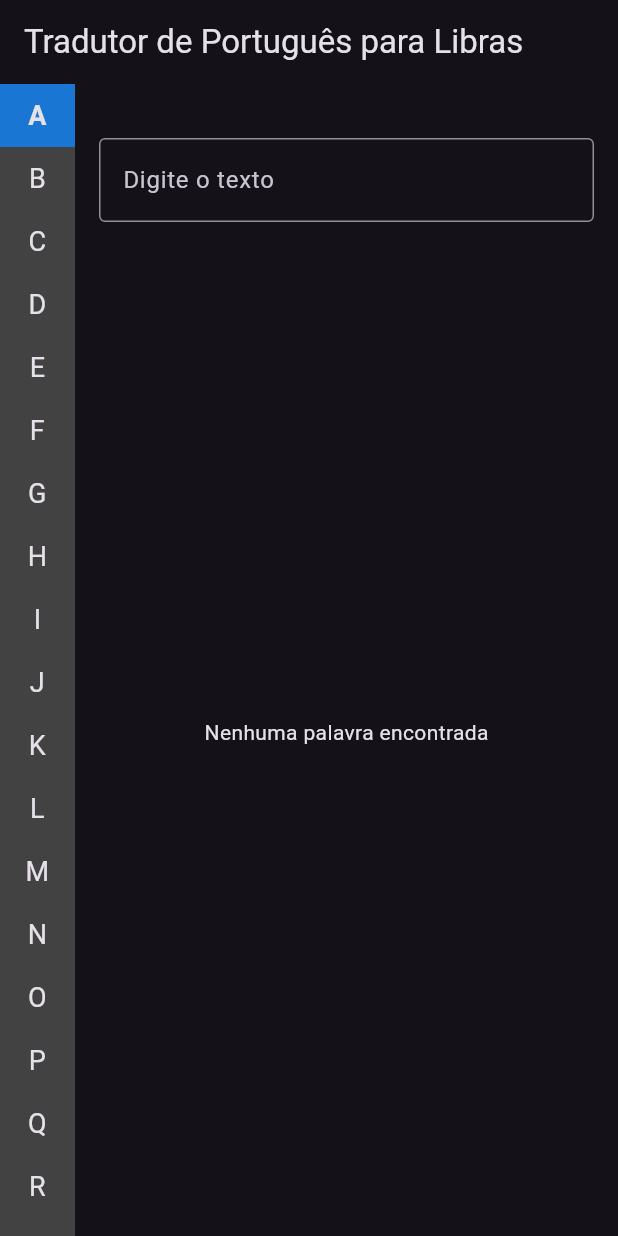
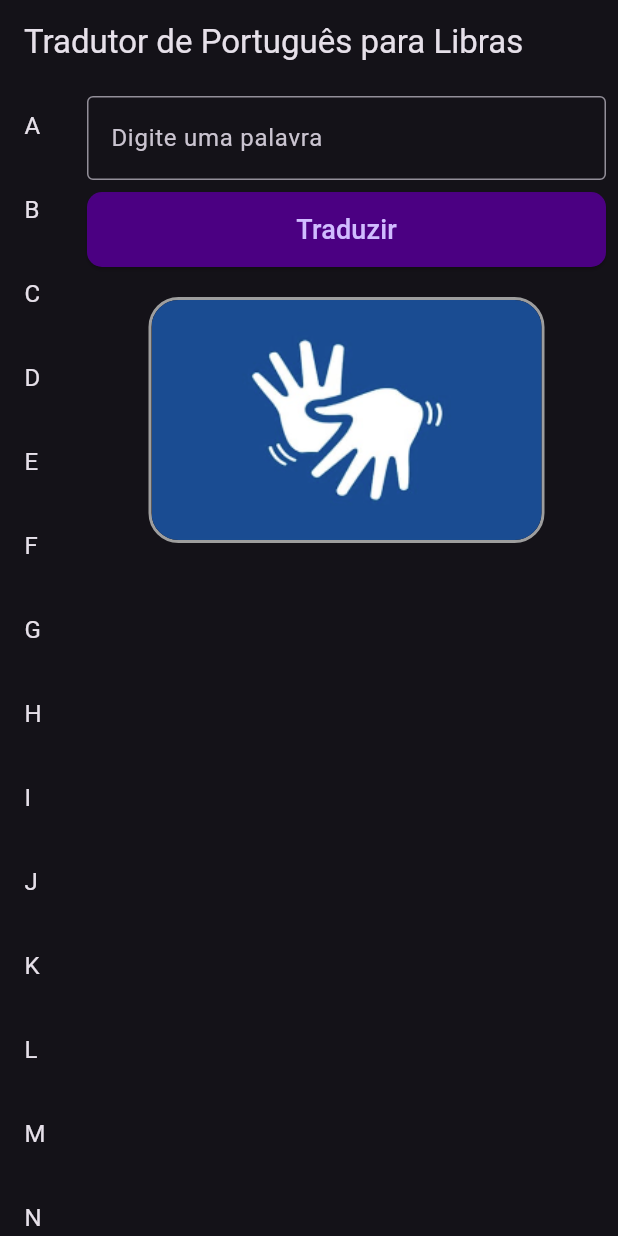
Before and after one commit to JoaoMorais06/tcc_final, a Flutter app: the screen it shows after launch, on a phone screen of 412 x 824 dp. Run offline on Flutter 3.47's test engine with Material 3 defaults, Android fonts, the phone set to English and light mode, and no system bars; our stand-ins replace video_player.

Commit message:
Mudança de telas para o aplicativo final

```diff
--- a/lib/main.dart
+++ b/lib/main.dart
@@ -64,10 +64,11 @@ class TradutorScreen extends StatefulWidget {
 
 class _TradutorScreenState extends State<TradutorScreen> {
   TextEditingController _textController = TextEditingController();
-  String _selectedLetter = 'A';
   List<Palavra> _todasPalavras = [];
   List<Palavra> _palavrasFiltradas = [];
   Map<int, String> _maoImages = {};
+  String? _selectedLetter;
+  Palavra? _palavraSelecionada;
 
   @override
   void initState() {
@@ -104,25 +105,22 @@ class _TradutorScreenState extends State<TradutorScreen> {
       List<dynamic> palavrasData = json.decode(jsonString);
       _todasPalavras =
           palavrasData.map((json) => Palavra.fromJson(json)).toList();
-      _filtrarPalavras(_selectedLetter);
     } catch (e) {
       print('Erro ao carregar palavras: $e');
     }
   }
 
-  void _filtrarPalavras(String filtro) {
+  void _filtrarPalavras(String letra) {
     setState(() {
-      if (filtro.length == 1) {
-        _selectedLetter = filtro.toUpperCase();
-        _palavrasFiltradas = _todasPalavras
-            .where((palavra) => palavra.letra == _selectedLetter)
-            .toList();
+      if (_selectedLetter == letra) {
+        _selectedLetter = null;
+        _palavrasFiltradas = [];
       } else {
-        _palavrasFiltradas = _todasPalavras
-            .where((palavra) =>
-                palavra.palavra.toLowerCase().contains(filtro.toLowerCase()))
-            .toList();
+        _selectedLetter = letra;
+        _palavrasFiltradas =
+            _todasPalavras.where((palavra) => palavra.letra == letra).toList();
       }
+      _palavraSelecionada = null;
     });
   }
 
@@ -138,97 +136,40 @@ class _TradutorScreenState extends State<TradutorScreen> {
     return 'https://www.ines.gov.br/dicionario-de-libras/public/media/palavras/videos/$videoParam';
   }
 
-  Future<void> _preloadImage(String imageUrl) async {
-    try {
-      await precacheImage(NetworkImage(imageUrl), context);
-    } catch (e) {
-      print('Erro ao pré-carregar imagem: $e');
+  void _buscarPalavra() {
+    String texto = _textController.text.trim();
+    if (texto.isEmpty) {
+      _mostrarMensagem('Por favor, digite uma palavra.');
+      return;
+    }
+
+    Palavra? palavraEncontrada = _todasPalavras.firstWhere(
+      (palavra) => palavra.palavra.toLowerCase() == texto.toLowerCase(),
+      orElse: () => Palavra(
+        ident: -1,
+        id: -1,
+        letra: '',
+        palavra: '',
+        descricao: '',
+        libras: '',
+        exemplo: '',
+        video: '',
+        mao: -1,
+      ),
+    );
+
+    if (palavraEncontrada.ident != -1) {
+      setState(() {
+        _palavraSelecionada = palavraEncontrada;
+      });
+    } else {
+      _mostrarMensagem('Palavra não encontrada no dicionário.');
     }
   }
 
-  void _mostrarDetalhesPalavra(Palavra palavra) async {
-    String imageUrl = _getImageUrl(palavra.mao);
-    String videoUrl = _getVideoUrl(palavra.video);
-
-    await _preloadImage(imageUrl);
-
-    showDialog(
-      context: context,
-      builder: (BuildContext context) {
-        return Dialog(
-          child: Container(
-            width: double.minPositive,
-            child: SingleChildScrollView(
-              child: Column(
-                mainAxisSize: MainAxisSize.min,
-                crossAxisAlignment: CrossAxisAlignment.start,
-                children: [
-                  Padding(
-                    padding: const EdgeInsets.all(16.0),
-                    child: Text(
-                      palavra.palavra,
-                      style:
-                          TextStyle(fontSize: 24, fontWeight: FontWeight.bold),
-                    ),
-                  ),
-                  Container(
-                    height: 200,
-                    child: Center(
-                      child: Image.network(
-                        imageUrl,
-                        loadingBuilder: (BuildContext context, Widget child,
-                            ImageChunkEvent? loadingProgress) {
-                          if (loadingProgress == null) return child;
-                          return Center(
-                            child: CircularProgressIndicator(
-                              value: loadingProgress.expectedTotalBytes != null
-                                  ? loadingProgress.cumulativeBytesLoaded /
-                                      loadingProgress.expectedTotalBytes!
-                                  : null,
-                            ),
-                          );
-                        },
-                        errorBuilder: (context, error, stackTrace) {
-                          print('Erro ao carregar imagem: $error');
-                          print('URL da imagem: $imageUrl');
-                          print('Stack trace: $stackTrace');
-                          return Column(
-                            mainAxisSize: MainAxisSize.min,
-                            children: [
-                              Icon(Icons.error, color: Colors.red),
-                              Text('Não foi possível carregar a imagem',
-                                  style: TextStyle(color: Colors.red)),
-                              Text('Erro: $error',
-                                  style: TextStyle(
-                                      color: Colors.red, fontSize: 10)),
-                            ],
-                          );
-                        },
-                      ),
-                    ),
-                  ),
-                  Padding(
-                    padding: const EdgeInsets.all(16.0),
-                    child: Column(
-                      crossAxisAlignment: CrossAxisAlignment.start,
-                      children: [
-                        Text('Descrição: ${palavra.descricao}'),
-                        SizedBox(height: 8),
-                        Text('Exemplo: ${palavra.exemplo}'),
-                        SizedBox(height: 8),
-                        if (palavra.video.isNotEmpty)
-                          VideoPlayerWidget(videoUrl: videoUrl)
-                        else
-                          Text('Nenhum vídeo disponível para esta palavra.'),
-                      ],
-                    ),
-                  ),
-                ],
-              ),
-            ),
-          ),
-        );
-      },
+  void _mostrarMensagem(String mensagem) {
+    ScaffoldMessenger.of(context).showSnackBar(
+      SnackBar(content: Text(mensagem)),
     );
   }
 
@@ -240,68 +181,156 @@ class _TradutorScreenState extends State<TradutorScreen> {
       ),
       body: Row(
         children: [
+          // Letras na lateral
           Container(
             width: 50,
-            color: Colors.grey[800],
             child: ListView(
+              children: List.generate(26, (index) {
+                String letter = String.fromCharCode(65 + index);
+                return ListTile(
+                  title: Text(letter),
+                  onTap: () => _filtrarPalavras(letter),
+                  tileColor: _selectedLetter == letter
+                      ? Colors.blue.withOpacity(0.3)
+                      : null,
+                );
+              }),
+            ),
+          ),
+          // Conteúdo principal
+          Expanded(
+            child: Column(
               children: [
-                for (var letter in 'ABCDEFGHIJKLMNOPQRSTUVWXYZ'.split(''))
-                  GestureDetector(
-                    onTap: () {
-                      _textController.text = letter;
-                      _filtrarPalavras(letter);
-                    },
+                // Input no topo
+                Padding(
+                  padding: const EdgeInsets.all(8.0),
+                  child: TextField(
+                    controller: _textController,
+                    decoration: InputDecoration(
+                      border: OutlineInputBorder(),
+                      labelText: 'Digite uma palavra',
+                    ),
+                  ),
+                ),
+                // Botão Traduzir
+                Padding(
+                  padding: const EdgeInsets.symmetric(horizontal: 8.0),
+                  child: ElevatedButton(
+                    onPressed: _buscarPalavra,
                     child: Container(
-                      padding: EdgeInsets.all(8),
-                      color:
-                          _selectedLetter == letter ? Colors.blue[700] : null,
-                      child: Text(
-                        letter,
-                        textAlign: TextAlign.center,
-                        style: TextStyle(
-                          fontSize: 18,
-                          fontWeight: _selectedLetter == letter
-                              ? FontWeight.bold
-                              : FontWeight.normal,
+                      width: double.infinity,
+                      height: 50,
+                      alignment: Alignment.center,
+                      child: Text('Traduzir', style: TextStyle(fontSize: 18)),
+                    ),
+                    style: ElevatedButton.styleFrom(
+                      backgroundColor: Color(0xFF4B0082), // Cor roxa escura
+                      shape: RoundedRectangleBorder(
+                        borderRadius: BorderRadius.circular(10),
                       ),
                     ),
                   ),
                 ),
+                // Ícone Libras ou área de exibição
+                Expanded(
+                  child: _selectedLetter == null && _palavraSelecionada == null
+                      ? Column(
+                          children: [
+                            SizedBox(height: 20), // Espaçamento acima do ícone
+                            Container(
+                              decoration: BoxDecoration(
+                                borderRadius: BorderRadius.circular(20),
+                                border:
+                                    Border.all(color: Colors.grey, width: 2),
+                              ),
+                              child: ClipRRect(
+                                borderRadius: BorderRadius.circular(18),
+                                child: Image.asset(
+                                  'assets/libras_icon.png',
+                                  height: 160,
+                                  width: 260,
+                                  fit: BoxFit.cover,
+                                ),
+                              ),
+                            ),
+                          ],
+                        )
+                      : _palavraSelecionada != null
+                          ? SingleChildScrollView(
+                              child: Column(
+                                children: [
+                                  Padding(
+                                    padding: const EdgeInsets.all(16.0),
+                                    child: Text(
+                                      _palavraSelecionada!.palavra,
+                                      style: TextStyle(
+                                          fontSize: 24,
+                                          fontWeight: FontWeight.bold),
+                                    ),
+                                  ),
+                                  Container(
+                                    height: 200,
+                                    child: Image.network(
+                                      _getImageUrl(_palavraSelecionada!.mao),
+                                      loadingBuilder: (BuildContext context,
+                                          Widget child,
+                                          ImageChunkEvent? loadingProgress) {
+                                        if (loadingProgress == null)
+                                          return child;
+                                        return Center(
+                                            child: CircularProgressIndicator());
+                                      },
+                                      errorBuilder:
+                                          (context, error, stackTrace) {
+                                        print(
+                                            'Erro ao carregar imagem: $error');
+                                        return Icon(Icons.error);
+                                      },
+                                    ),
+                                  ),
+                                  Padding(
+                                    padding: const EdgeInsets.all(16.0),
+                                    child: Column(
+                                      crossAxisAlignment:
+                                          CrossAxisAlignment.start,
+                                      children: [
+                                        Text(
+                                            'Descrição: ${_palavraSelecionada!.descricao}'),
+                                        SizedBox(height: 8),
+                                        Text(
+                                            'Exemplo: ${_palavraSelecionada!.exemplo}'),
+                                        SizedBox(height: 8),
+                                        if (_palavraSelecionada!
+                                            .video.isNotEmpty)
+                                          VideoPlayerWidget(
+                                              videoUrl: _getVideoUrl(
+                                                  _palavraSelecionada!.video))
+                                        else
+                                          Text(
+                                              'Nenhum vídeo disponível para esta palavra.'),
                                       ],
                                     ),
                                   ),
-          Expanded(
-            child: Padding(
-              padding: const EdgeInsets.all(16.0),
-              child: Column(
-                crossAxisAlignment: CrossAxisAlignment.start,
-                children: [
-                  SizedBox(height: 20),
-                  TextField(
-                    controller: _textController,
-                    decoration: InputDecoration(
-                      border: OutlineInputBorder(),
-                      labelText: 'Digite o texto',
+                                ],
                               ),
-                    onChanged: _filtrarPalavras,
-                  ),
-                  SizedBox(height: 20),
-                  Expanded(
-                    child: _palavrasFiltradas.isEmpty
-                        ? Center(child: Text('Nenhuma palavra encontrada'))
+                            )
                           : ListView.builder(
                               itemCount: _palavrasFiltradas.length,
                               itemBuilder: (context, index) {
-                              var palavra = _palavrasFiltradas[index];
                                 return ListTile(
-                                title: Text(palavra.palavra),
-                                onTap: () => _mostrarDetalhesPalavra(palavra),
+                                  title:
+                                      Text(_palavrasFiltradas[index].palavra),
+                                  onTap: () {
+                                    setState(() {
+                                      _palavraSelecionada =
+                                          _palavrasFiltradas[index];
+                                    });
+                                  },
                                 );
                               },
                             ),
                 ),
               ],
-              ),
             ),
           ),
         ],
@@ -328,7 +357,6 @@ class _VideoPlayerWidgetState extends State<VideoPlayerWidget> {
     super.initState();
     _controller = VideoPlayerController.networkUrl(Uri.parse(widget.videoUrl));
     _initializeVideoPlayerFuture = _controller.initialize();
-    _controller.setLooping(true);
   }
 
   @override
@@ -341,22 +369,37 @@ class _VideoPlayerWidgetState extends State<VideoPlayerWidget> {
   Widget build(BuildContext context) {
     return Column(
       children: [
+        SizedBox(height: 20), // Espaçamento adicionado acima do vídeo
         FutureBuilder(
           future: _initializeVideoPlayerFuture,
           builder: (context, snapshot) {
             if (snapshot.connectionState == ConnectionState.done) {
-              return AspectRatio(
+              return Center(
+                child: Container(
+                  width: 250, // Largura fixa do vídeo
+                  height: 150, // Altura fixa do vídeo
+                  child: AspectRatio(
                     aspectRatio: _controller.value.aspectRatio,
                     child: VideoPlayer(_controller),
+                  ),
+                ),
               );
+            } else if (snapshot.hasError) {
+              return Text('Erro ao carregar o vídeo: ${snapshot.error}');
             } else {
               return const Center(
-                child: CircularProgressIndicator(),
+                child: SizedBox(
+                  width: 250,
+                  height: 150,
+                  child: Center(child: CircularProgressIndicator()),
+                ),
               );
             }
           },
         ),
-        ElevatedButton(
+        SizedBox(height: 10),
+        Center(
+          child: ElevatedButton(
             onPressed: () {
               setState(() {
                 if (_controller.value.isPlaying) {
@@ -370,6 +413,7 @@ class _VideoPlayerWidgetState extends State<VideoPlayerWidget> {
               _controller.value.isPlaying ? Icons.pause : Icons.play_arrow,
             ),
           ),
+        ),
       ],
     );
   }
```
Also changed, not shown: pubspec.lock, 1 other file. Lines whose indentation alone changed are shown as unchanged.
